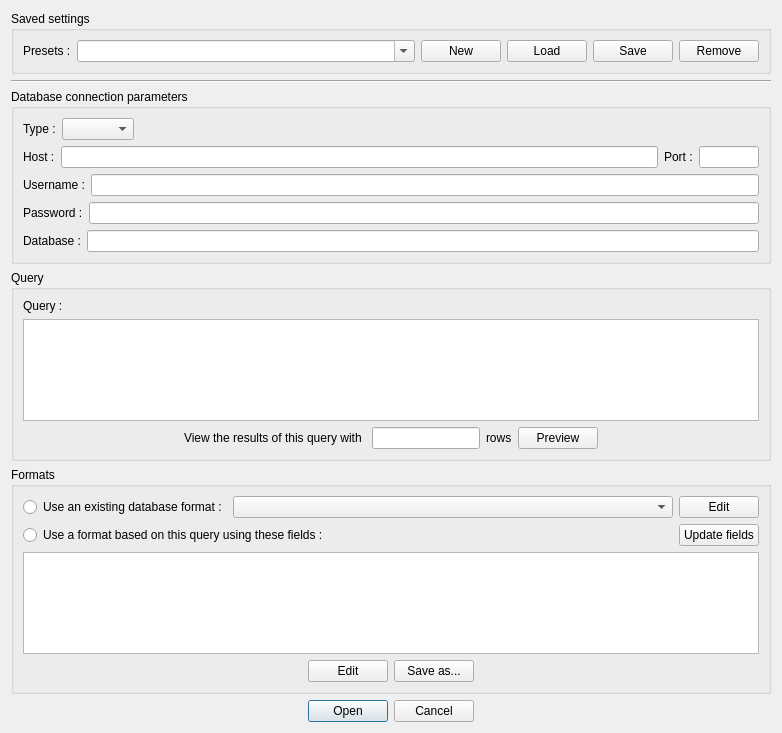
This is libpvkernel/plugins/input_types/database/db_params.ui in squey/squey as Qt 5 draws it before an edit. The edited form follows.
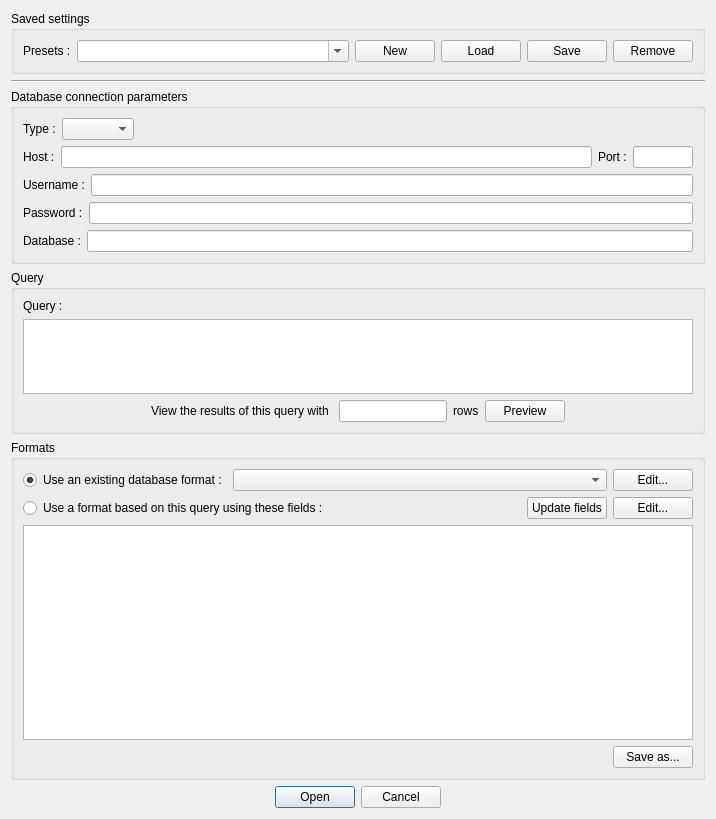
This is the edited form.

```diff
--- a/libpvkernel/plugins/input_types/database/db_params.ui
+++ b/libpvkernel/plugins/input_types/database/db_params.ui
@@ -6,8 +6,8 @@
    <rect>
     <x>0</x>
     <y>0</y>
-    <width>782</width>
-    <height>733</height>
+    <width>716</width>
+    <height>819</height>
    </rect>
   </property>
   <property name="windowTitle">
@@ -297,7 +297,20 @@
        </widget>
       </item>
       <item>
-       <widget class="QPlainTextEdit" name="_txt_query"/>
+       <widget class="QPlainTextEdit" name="_txt_query">
+        <property name="sizePolicy">
+         <sizepolicy hsizetype="Expanding" vsizetype="Fixed">
+          <horstretch>0</horstretch>
+          <verstretch>0</verstretch>
+         </sizepolicy>
+        </property>
+        <property name="maximumSize">
+         <size>
+          <width>16777215</width>
+          <height>75</height>
+         </size>
+        </property>
+       </widget>
       </item>
       <item>
        <layout class="QHBoxLayout" name="horizontalLayout_7">
@@ -400,6 +413,9 @@
           <property name="text">
            <string>Use an existing database format :</string>
           </property>
+          <property name="checked">
+           <bool>true</bool>
+          </property>
          </widget>
         </item>
         <item>
@@ -414,7 +430,7 @@
            </sizepolicy>
           </property>
           <property name="text">
-           <string>Edit</string>
+           <string>Edit...</string>
           </property>
          </widget>
         </item>
@@ -442,10 +458,36 @@
           </property>
          </widget>
         </item>
+        <item>
+         <widget class="QPushButton" name="pushButton">
+          <property name="sizePolicy">
+           <sizepolicy hsizetype="Maximum" vsizetype="Fixed">
+            <horstretch>0</horstretch>
+            <verstretch>0</verstretch>
+           </sizepolicy>
+          </property>
+          <property name="text">
+           <string>Edit...</string>
+          </property>
+         </widget>
+        </item>
        </layout>
       </item>
       <item>
-       <widget class="QTableWidget" name="_table_fields"/>
+       <widget class="QTableWidget" name="_table_fields">
+        <property name="sizePolicy">
+         <sizepolicy hsizetype="Expanding" vsizetype="Expanding">
+          <horstretch>0</horstretch>
+          <verstretch>0</verstretch>
+         </sizepolicy>
+        </property>
+        <property name="editTriggers">
+         <set>QAbstractItemView::NoEditTriggers</set>
+        </property>
+        <property name="dragDropOverwriteMode">
+         <bool>false</bool>
+        </property>
+       </widget>
       </item>
       <item>
        <layout class="QHBoxLayout" name="horizontalLayout_9">
@@ -462,19 +504,6 @@
           </property>
          </spacer>
         </item>
-        <item>
-         <widget class="QPushButton" name="_btn_edit_new">
-          <property name="sizePolicy">
-           <sizepolicy hsizetype="Maximum" vsizetype="Fixed">
-            <horstretch>0</horstretch>
-            <verstretch>0</verstretch>
-           </sizepolicy>
-          </property>
-          <property name="text">
-           <string>Edit</string>
-          </property>
-         </widget>
-        </item>
         <item>
          <widget class="QPushButton" name="_btn_saveas">
           <property name="text">
@@ -482,19 +511,6 @@
           </property>
          </widget>
         </item>
-        <item>
-         <spacer name="horizontalSpacer_4">
-          <property name="orientation">
-           <enum>Qt::Horizontal</enum>
-          </property>
-          <property name="sizeHint" stdset="0">
-           <size>
-            <width>40</width>
-            <height>20</height>
-           </size>
-          </property>
-         </spacer>
-        </item>
        </layout>
       </item>
      </layout>
```
